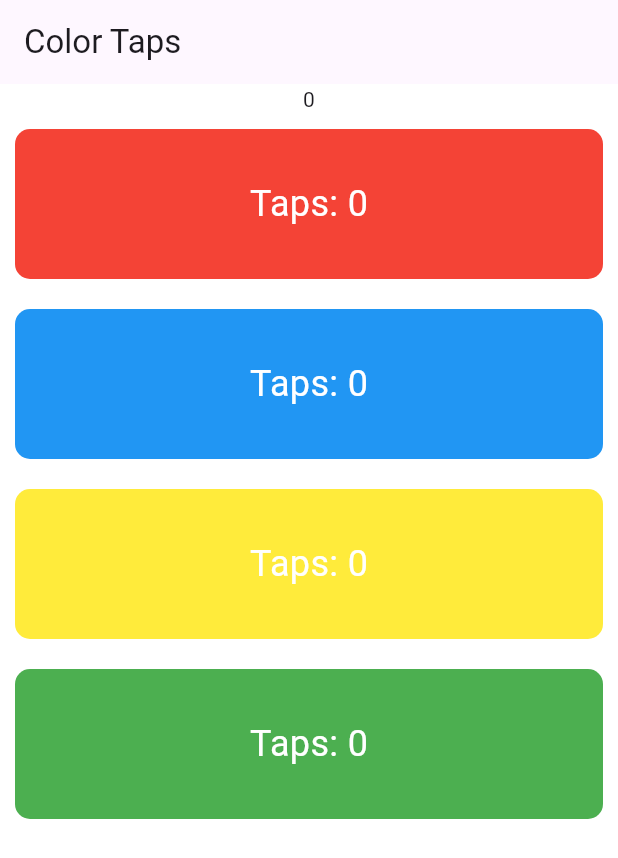
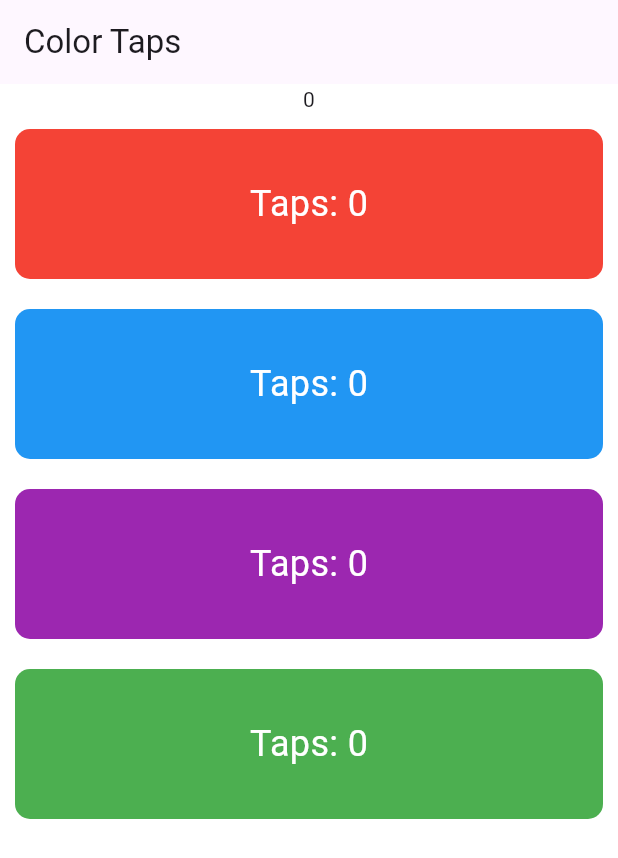
Before and after one commit to Jer1ckk/download_app, a Flutter app: the ColorTapsScreen screen opened directly, on a phone screen of 412 x 824 dp. Shown: the top 858 px of the screen. Run offline on Flutter 3.47's test engine with Material 3 defaults, Android fonts, the phone set to English and light mode, and no system bars; Roboto replaces fonts that are missing (Eesti).

Commit message:
Color_app (change from listenableBuilder to provider, and change name to colorCountNotifier)

```diff
--- a/lib/1_color_app/color_app.dart
+++ b/lib/1_color_app/color_app.dart
@@ -1,12 +1,16 @@
 import 'package:flutter/material.dart';
-
-final ColorController controller = ColorController();
+import 'package:provider/provider.dart';
 
 void main() {
   runApp(
     MaterialApp(
       debugShowCheckedModeBanner: false,
-      home: Scaffold(body: Home()),
+      home: Scaffold(
+        body: ChangeNotifierProvider(
+          create: (context) => ColorCountNotifier(),
+          child: Home(),
+        ),
+      ),
     ),
   );
 }
@@ -14,7 +18,7 @@ void main() {
 enum CardType {
   red(Colors.red),
   blue(Colors.blue),
-  yellow(Colors.yellow),
+  purple(Colors.purple),
   green(Colors.green);
 
   final Color color;
@@ -61,23 +65,20 @@ class ColorTapsScreen extends StatelessWidget {
   const ColorTapsScreen({super.key});
   @override
   Widget build(BuildContext context) {
+    ColorCountNotifier notifier = context.watch<ColorCountNotifier>();
     return Scaffold(
       appBar: AppBar(title: Text('Color Taps')),
-      body: ListenableBuilder(
-        listenable: controller,
-        builder: (BuildContext context, Widget? child) {
-          return Column(
-            children:
-            [Text("${controller.total}"),
+      body: Column(
+        children: [
+          Text("${notifier.total}"),
           ...CardType.values.map((type) {
             return ColorTap(
               type: type,
-                tapCount: controller.getCount(type),
-                onTap: () => controller.increment(type),
+              tapCount: notifier.getCount(type),
+              onTap: () => notifier.increment(type),
             );
-            })]
-          );
-        },
+          }),
+        ],
       ),
     );
   }
@@ -125,29 +126,26 @@ class StatisticsScreen extends StatelessWidget {
 
   @override
   Widget build(BuildContext context) {
+    ColorCountNotifier notifier = context.watch<ColorCountNotifier>();
+
     return Scaffold(
       appBar: AppBar(title: Text('Statistics')),
       body: Center(
-        child: ListenableBuilder(
-          listenable: controller,
-          builder: (BuildContext context, Widget? child) {
-            return Column(
+        child: Column(
           mainAxisAlignment: MainAxisAlignment.center,
           children: CardType.values.map((type) {
             return Text(
-                  'Number of ${type.name} = ${controller.allCount[type]}',
+              'Number of ${type.name} = ${notifier.allCount[type]}',
               style: const TextStyle(fontSize: 24),
             );
           }).toList(),
-            );
-          },
         ),
       ),
     );
   }
 }
 
-class ColorController extends ChangeNotifier {
+class ColorCountNotifier extends ChangeNotifier {
   final Map<CardType, int> _tapCounts = {
     for (var type in CardType.values) type: 0,
   };
@@ -162,5 +160,4 @@ class ColorController extends ChangeNotifier {
   }
 
   int get total => _tapCounts.values.fold(0, (sum, value) => sum + value);
-
 }
--- a/pubspec.yaml
+++ b/pubspec.yaml
@@ -30,6 +30,7 @@ environment:
 dependencies:
   flutter:
     sdk: flutter
+  provider: ^6.1.5+1
 
   # The following adds the Cupertino Icons font to your application.
   # Use with the CupertinoIcons class for iOS style icons.
@@ -38,6 +39,7 @@ dependencies:
 dev_dependencies:
   flutter_test:
     sdk: flutter
+
 
   # The "flutter_lints" package below contains a set of recommended lints to
   # encourage good coding practices. The lint set provided by the package is
```
Also changed, not shown: pubspec.lock, 3 other files. Lines whose indentation alone changed are shown as unchanged.
